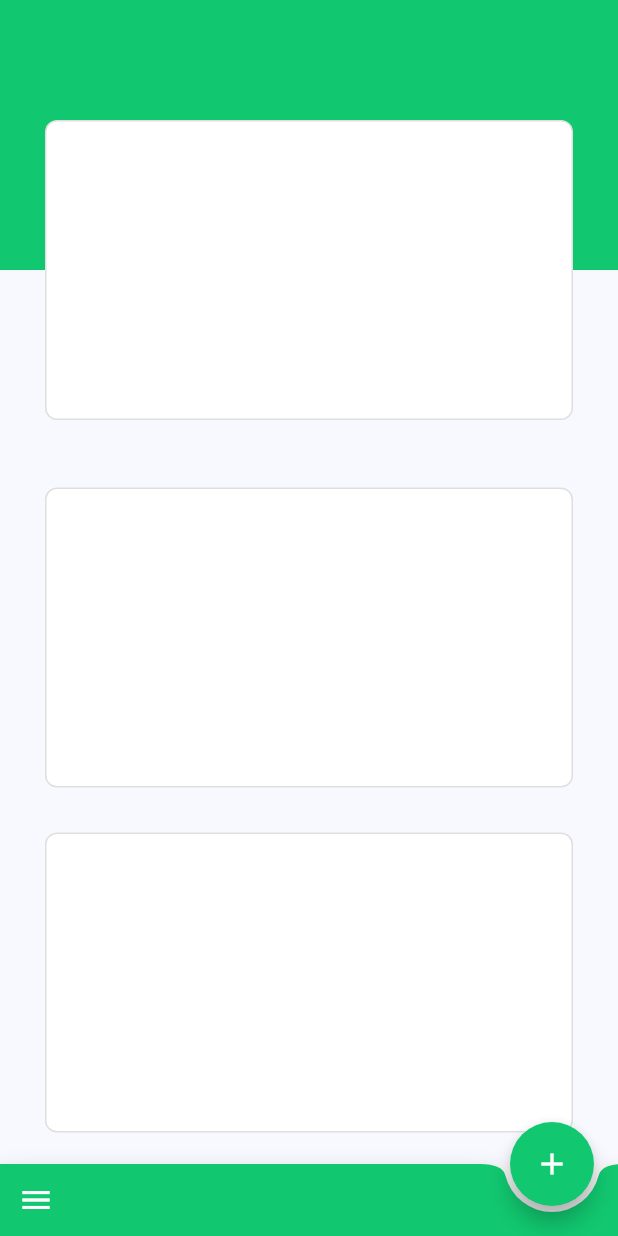
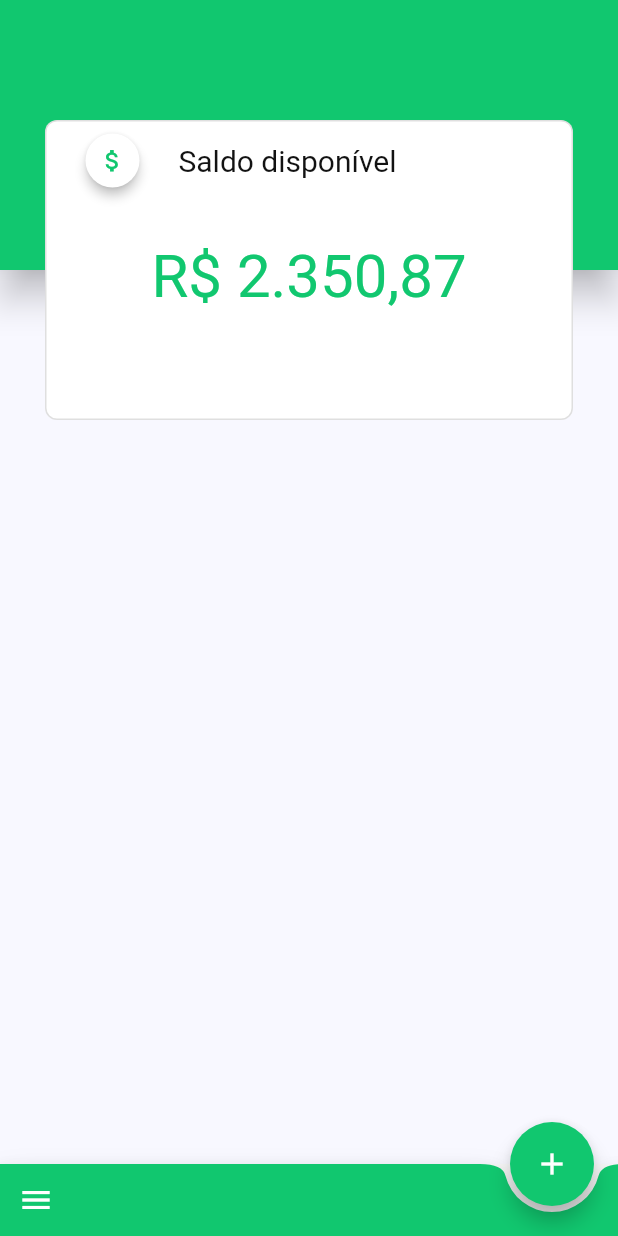
Before and after one commit to heycristhian/flutter-seucontrolefinanceiro, a Flutter app: the screen it shows after launch, on a phone screen of 412 x 824 dp. Run offline on Flutter 3.47's test engine with Material 2 defaults, Android fonts, the phone set to English and light mode, and no system bars.

Commit message:
Inserido menu side bar e reajustado home page

```diff
--- /dev/null
+++ b/Projeto V2/dz_finance/lib/ui/about.dart
@@ -0,0 +1,23 @@
+import 'package:flutter/material.dart';
+
+import 'about.dart';
+
+class PageAbout extends StatefulWidget {
+  @override
+  _PageAboutState createState() => _PageAboutState();
+}
+
+class _PageAboutState extends State<PageAbout> {
+  @override
+  Widget build(BuildContext context) {
+    return Scaffold(
+      appBar: AppBar(
+        title: Text("My About Page"),
+      ),
+      body: Center(
+        child: Text("My about page",
+        style: TextStyle(fontSize: 40.0)),
+      ),
+    );
+  }
+}
--- a/Projeto V2/dz_finance/lib/ui/home.dart
+++ b/Projeto V2/dz_finance/lib/ui/home.dart
@@ -1,3 +1,4 @@
+import 'package:dz_finance/ui/about.dart';
 import 'package:flutter/material.dart';
 
 class Home extends StatefulWidget {
@@ -6,7 +7,6 @@ class Home extends StatefulWidget {
 }
 
 class _HomeState extends State<Home> {
-
   BoxDecoration myBoxDecoration() {
     return BoxDecoration(
         border: Border.all(width: 1, color: Color.fromRGBO(0, 0, 0, .125)),
@@ -24,10 +24,13 @@ class _HomeState extends State<Home> {
   }
 
   Widget myAppBar() {
-    return Container(
+    return Material(
+        elevation: 10.0,
+        child: Container(
           height: 180,
           color: Color.fromRGBO(17, 199, 111, 1),
-    );
+          padding: EdgeInsets.all(0),
+        ));
   }
 
   Widget myMainCard() {
@@ -36,20 +39,117 @@ class _HomeState extends State<Home> {
       child: Container(
         height: 200,
         decoration: myBoxDecoration(),
-        ));
+        child: Column(
+          children: <Widget>[
+            Row(
+              mainAxisAlignment: MainAxisAlignment.start,
+              children: <Widget>[
+                Column(
+                  children: <Widget>[
+                    Padding(
+                      padding: const EdgeInsets.fromLTRB(0, 2, 0, 0),
+                      child: RawMaterialButton(
+                        onPressed: () {},
+                        child: Icon(
+                          Icons.attach_money,
+                          color: Color.fromRGBO(17, 199, 111, 1),
+                          size: 19.0,
+                        ),
+                        shape: CircleBorder(),
+                        elevation: 3.0,
+                        fillColor: Colors.white,
+                        padding: const EdgeInsets.all(1.0),
+                      ),
+                    ),
+                  ],
+                ),
+                Column(
+                  children: <Widget>[
+                    Container(
+                      padding: const EdgeInsets.fromLTRB(0, 2, 0, 0),
+                      child: Center(
+                        child: Text(
+                          "Saldo disponível",
+                          style: TextStyle(
+                              fontSize: 20.0,
+                              color: Color.fromRGBO(18, 18, 18, 1)),
+                        ),
+                      ),
+                    )
+                  ],
+                ),
+              ],
+            ),
+            Row(
+              mainAxisAlignment: MainAxisAlignment.center,
+              children: <Widget>[
+                Container(
+                  padding: const EdgeInsets.fromLTRB(0, 30, 0, 0),
+                  child: Text(
+                    'R\$ 2.350,87',
+                    style: TextStyle(
+                        color: Color.fromRGBO(17, 199, 111, 1), fontSize: 40.0),
+                  ),
+                )
+              ],
+            )
+          ],
+        ),
+      ),
+    );
   }
 
   @override
   Widget build(BuildContext context) {
     return Scaffold(
+        drawer: Drawer(
+          child: ListView(
+            children: <Widget>[
+              UserAccountsDrawerHeader(
+                accountName: Text("Cristhian Dias"),
+                accountEmail: Text("heycristhian@gmail.com"),
+                currentAccountPicture: GestureDetector(
+                  onTap: () => debugPrint("Avatar ok!"),
+                  child: CircleAvatar(
+                    backgroundImage: NetworkImage(
+                        "https://media.licdn.com/dms/image/C4D03AQHpqao3CD5xCg/profile-displayphoto-shrink_200_200/0?e=1583366400&v=beta&t=j5T5V7HPe9VhrKw1YUDA6wyIOo3pvEJ-HUoq0zGGXaA"),
+                  ),
+                ),
+                decoration: BoxDecoration(
+                    image: DecorationImage(
+                        fit: BoxFit.fill,
+                        image: NetworkImage(
+                            "https://img00.deviantart.net/35f0/i/2015/018/2/6/low_poly_landscape__the_river_cut_by_bv_designs-d8eib00.jpg"))),
+              ),
+              ListTile(
+                title: Text("Página Inicial"),
+                trailing: Icon(Icons.home),
+              ),
+              Divider(),
+              ListTile(
+                title: Text("Sobre"),
+                trailing: Icon(Icons.description),
+                onTap: () {
+                  Navigator.of(context).pop();
+                  Navigator.push(
+                      context,
+                      MaterialPageRoute(
+                          builder: (BuildContext context) => PageAbout()));
+                },
+              ),
+              Divider(),
+              ListTile(
+                title: Text("Sair"),
+                trailing: Icon(Icons.close),
+                onTap: () => Navigator.of(context).pop(),
+              ),
+            ],
+          ),
+        ),
         floatingActionButtonLocation: FloatingActionButtonLocation.endDocked,
         floatingActionButton: FloatingActionButton(
-          child: const Icon(
-            Icons.add,
-            color: Colors.white
-          ),
+          child: const Icon(Icons.add, color: Colors.white),
           onPressed: () {},
-
           backgroundColor: Color.fromRGBO(17, 199, 111, 1),
         ),
         bottomNavigationBar: BottomAppBar(
@@ -69,8 +169,9 @@ class _HomeState extends State<Home> {
           ),
         ),
         body: Container(
-          color: Color.fromRGBO(248,248,255, 1),
+          color: Color.fromRGBO(248, 248, 255, 1),
           child: ListView(
+            padding: EdgeInsets.all(0),
             children: <Widget>[
               Stack(
                 children: <Widget>[
@@ -78,14 +179,6 @@ class _HomeState extends State<Home> {
                   myMainCard(),
                 ],
               ),
-              myCards(),
-              myCards(),
-              myCards(),
-              myCards(),
-              myCards(),
-              myCards(),
-              myCards(),
-              myCards(),
             ],
           ),
         ));
```
Lines whose indentation alone changed are shown as unchanged.
